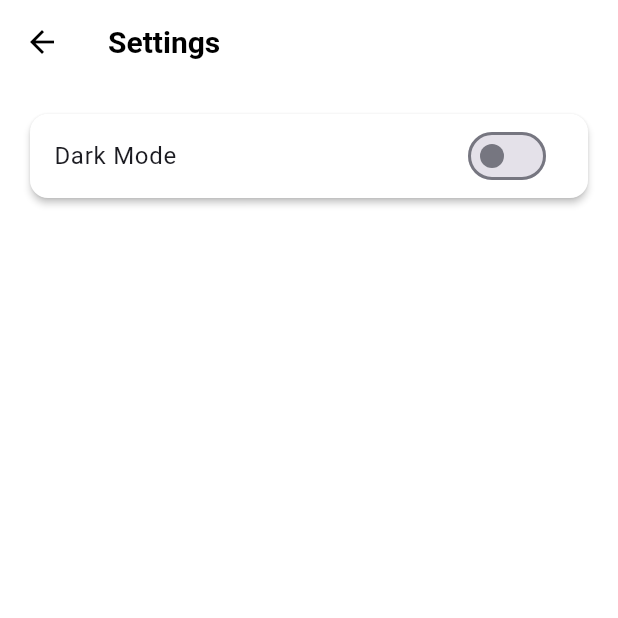
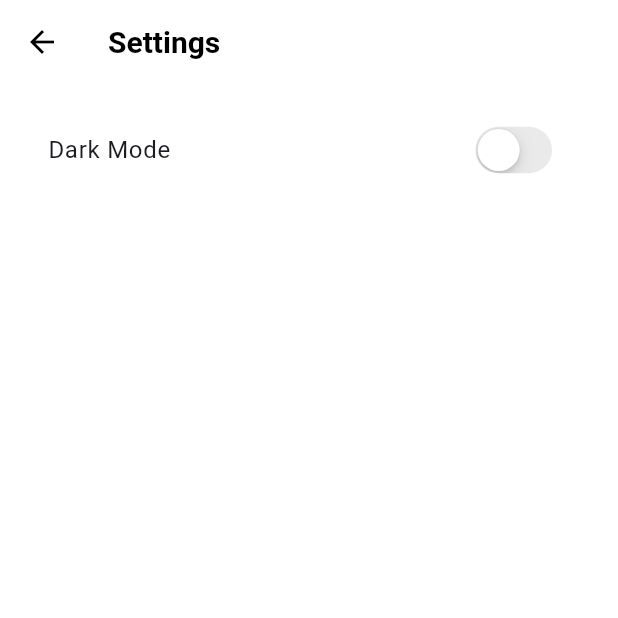
Before and after one commit to iniisking/sorosokay, a Flutter app: the SettingsScreen screen opened directly, on a phone screen of 412 x 824 dp, the top half of it. Run offline on Flutter 3.47's test engine with Material 3 defaults, Android fonts, the phone set to English and light mode, and no system bars; our stand-ins replace fluttertoast, liquid_pull_to_refresh, shared_preferences, speech_to_text, timeago; accounts and stored records are empty.

Commit message:
update settings toggle to Cupertino switch and sync project files
Align the settings UI with iOS switch styling and include the current workspace updates so main and dev stay consistent.

Made-with: Cursor

```diff
--- a/lib/screens/settings_screen.dart
+++ b/lib/screens/settings_screen.dart
@@ -1,3 +1,4 @@
+import 'package:flutter/cupertino.dart';
 import 'package:flutter/material.dart';
 import 'package:provider/provider.dart';
 import '../providers/theme_provider.dart';
@@ -16,14 +17,12 @@ class SettingsScreen extends StatelessWidget {
           return ListView(
             padding: const EdgeInsets.all(16),
             children: [
-              Card(
-                child: ListTile(
-                  title: const Text('Dark Mode'),
-                  trailing: Switch(
-                    value: themeProvider.isDarkMode,
-                    onChanged: (_) => themeProvider.toggleTheme(),
-                    activeColor: Theme.of(context).colorScheme.primary,
-                  ),
+              ListTile(
+                title: const Text('Dark Mode'),
+                trailing: CupertinoSwitch(
+                  value: themeProvider.isDarkMode,
+                  onChanged: (_) => themeProvider.toggleTheme(),
+                  activeTrackColor: Theme.of(context).colorScheme.primary,
                 ),
               ),
             ],
```
Also changed, not shown: pubspec.lock, 6 other files.
